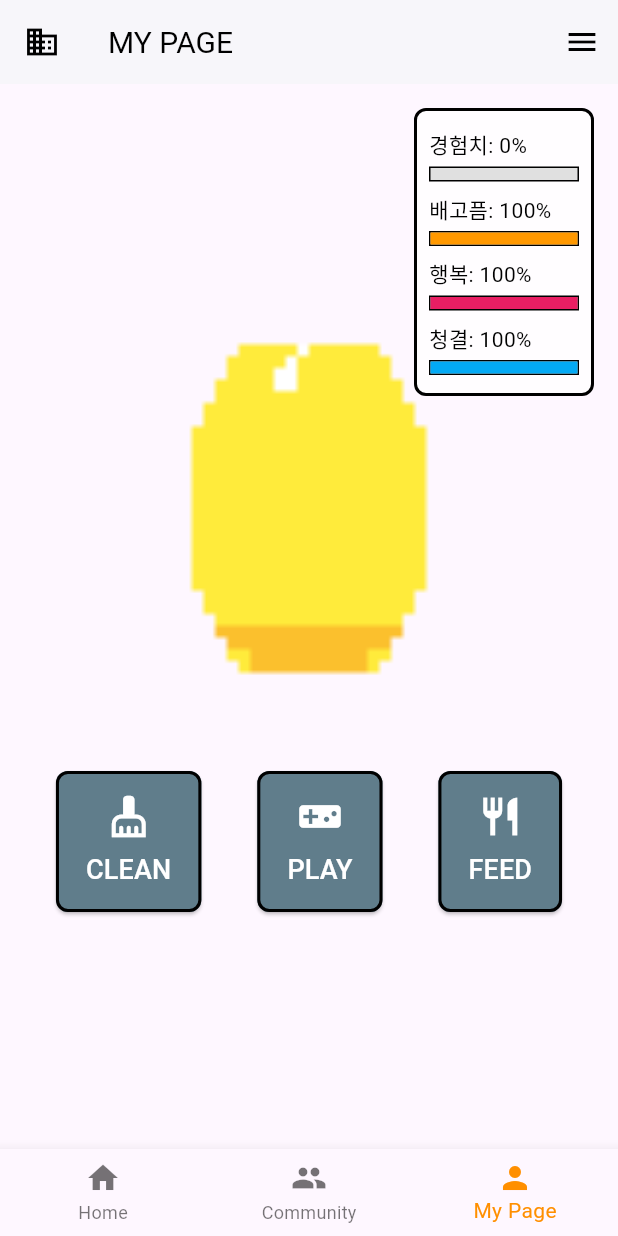
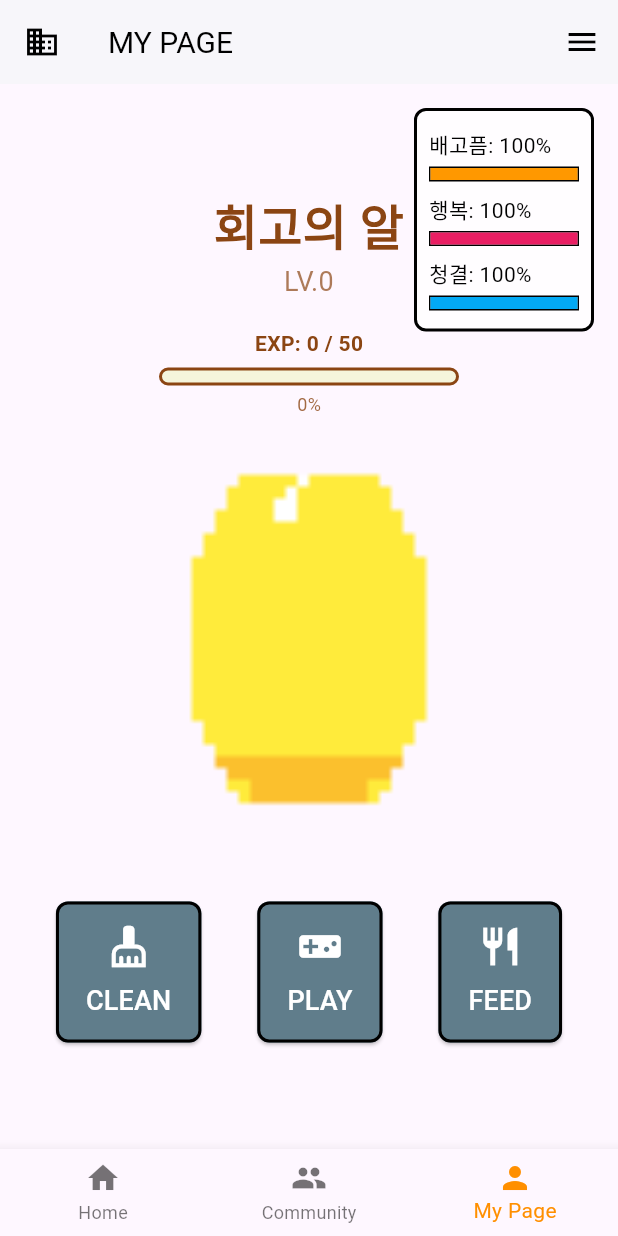
Before and after one commit to SilSo-communityFromFailToOvercome/silso_dev_toyproject, a Flutter app: the MyPageScreen screen opened directly, on a phone screen of 412 x 824 dp. Run offline on Flutter 3.47's test engine with Material 3 defaults, Android fonts, the phone set to English and light mode, and no system bars; our stand-ins replace cloud_firestore, firebase_auth, firebase_core, flutter_riverpod, google_fonts, table_calendar; accounts and stored records are empty.

Commit message:
feat: Implement unlimited leveling system with pet naming and optimized UI
- Add pet naming screen for new users with pixel art theme
- Implement unlimited leveling system based on GAME_DETAIL.md specifications
- Update experience calculation: Level 0→1: 50 XP, Level N→N+1: (N+1)*50 XP
- Add XP reset and carryover on level up with excess XP handling
- Remove experience bar from status panel, add below pet name
- Support pet images up to level 6 with graceful fallback for higher levels
- Move pet name display to main content with large pixelated font
- Integrate UserChecker for seamless new user flow (signup → naming → MyPage)
- Add updatePetName method with Firebase sync

🤖 Generated with [Claude Code](https://claude.ai/code)

Co-Authored-By: Claude <noreply@anthropic.com>

```diff
--- a/lib/screens/auth/auth_wrapper.dart
+++ b/lib/screens/auth/auth_wrapper.dart
@@ -1,7 +1,7 @@
 import 'package:firebase_auth/firebase_auth.dart';
 import 'package:flutter/material.dart';
 import 'package:flutter_riverpod/flutter_riverpod.dart';
-import '../../screens/my_page.dart';
+import '../user_checker.dart';
 import 'sign_in_screen.dart';
 import 'sign_up_screen.dart';
 
@@ -19,7 +19,7 @@ class AuthWrapper extends ConsumerWidget {
     return authState.when(
       data: (user) {
         if (user != null) {
-          return const MyPageScreen();
+          return const UserChecker();
         }
         return const AuthScreen();
       },
--- a/lib/screens/my_page.dart
+++ b/lib/screens/my_page.dart
@@ -1,6 +1,7 @@
 // lib/screens/my_page.dart
 import 'package:flutter/material.dart';
 import 'package:flutter_riverpod/flutter_riverpod.dart';
+import 'package:google_fonts/google_fonts.dart';
 import '../providers/pet_notifier.dart'; // PetNotifierProvider 임포트
 import './clean_page.dart';
 import './play_page.dart';
@@ -20,9 +21,90 @@ class MyPageScreen extends ConsumerWidget {
         return 'assets/images/egg_state2.png'; // 부화 직전 알
       case 3:
         return 'assets/images/egg_state3.png'; // 새끼 펫
+      case 4:
+        return 'assets/images/egg_state4.png'; // 성장한 펫
+      case 5:
+        return 'assets/images/egg_state5.png'; // 더 성장한 펫
+      case 6:
+        return 'assets/images/egg_state6.png'; // 완전히 성장한 펫
       default:
-        return 'assets/images/egg_state0.png';
+        // 레벨 7 이상은 최고 상태 이미지 사용
+        return 'assets/images/egg_state6.png'; // 최고 성장 상태 (레벨 7+)
     }
+  }
+
+  // 경험치 계산 헬퍼 메서드 (GAME_DETAIL.md 기준)
+  Map<String, int> _calculateExperience(int currentExp, int level) {
+    // Formula: XP_Required_for_Next_Level = Current_Level * Base_XP_Multiplier
+    const int baseXpMultiplier = 50;
+
+    // Level 0는 특별 케이스 (첫 번째 레벨업까지 50 XP)
+    int requiredForNextLevel = (level == 0) ? 50 : (level + 1) * baseXpMultiplier;
+
+    // 현재 레벨에서의 진행도 계산
+    int currentLevelExp = currentExp;
+    int percentage = ((currentLevelExp / requiredForNextLevel) * 100).round().clamp(0, 100);
+
+    return {
+      'current': currentLevelExp,
+      'required': requiredForNextLevel,
+      'percentage': percentage,
+    };
+  }
+
+  // 경험치 바 위젯
+  Widget _buildExperienceBar(int totalExp, int level) {
+    final expData = _calculateExperience(totalExp, level);
+    final current = expData['current']!;
+    final required = expData['required']!;
+    final percentage = expData['percentage']!;
+
+    return Container(
+      width: 200,
+      padding: const EdgeInsets.symmetric(vertical: 8),
+      child: Column(
+        children: [
+          // EXP 텍스트 정보
+          Text(
+            'EXP: $current / $required',
+            style: GoogleFonts.pixelifySans(
+              fontSize: 14,
+              color: const Color(0xFF8B4513),
+              fontWeight: FontWeight.bold,
+            ),
+          ),
+          const SizedBox(height: 6),
+          // 경험치 바
+          Container(
+            height: 12,
+            decoration: BoxDecoration(
+              border: Border.all(color: const Color(0xFF8B4513), width: 2),
+              borderRadius: BorderRadius.circular(6),
+              color: const Color(0xFFF5F5DC), // 베이지 배경
+            ),
+            child: ClipRRect(
+              borderRadius: BorderRadius.circular(4),
+              child: LinearProgressIndicator(
+                value: percentage / 100,
+                backgroundColor: Colors.transparent,
+                valueColor: const AlwaysStoppedAnimation<Color>(
+                  Color(0xFF32CD32), // 라임 그린 (레벨 제한 없음)
+                ),
+              ),
+            ),
+          ),
+          const SizedBox(height: 4),
+          // 퍼센티지 표시
+          Text(
+            '$percentage%',
+            style: GoogleFonts.pixelifySans(
+              fontSize: 12,
+              color: const Color(0xFF8B4513).withValues(alpha: 0.8),
+            ),
+          ),
+        ],
+      ),
+    );
   }
 
   // 펫 상태 스케일 바 위젯
@@ -80,6 +162,28 @@ class MyPageScreen extends ConsumerWidget {
             child: Column(
               mainAxisAlignment: MainAxisAlignment.center,
               children: [
+                // 펫 이름 표시 (큰 픽셀 폰트)
+                Text(
+                  pet.name,
+                  style: GoogleFonts.pixelifySans(
+                    fontSize: 32,
+                    fontWeight: FontWeight.bold,
+                    color: const Color(0xFF8B4513),
+                  ),
+                  textAlign: TextAlign.center,
+                ),
+                Text(
+                  'LV.${pet.growthStage}',
+                  style: GoogleFonts.pixelifySans(
+                    fontSize: 18,
+                    color: const Color(0xFF8B4513).withValues(alpha: 0.7),
+                  ),
+                  textAlign: TextAlign.center,
+                ),
+                const SizedBox(height: 10),
+                // 경험치 바 추가
+                _buildExperienceBar(pet.experience, pet.growthStage),
+                const SizedBox(height: 15),
                 // 펫 이미지 표시 (곽곽 담당)
                 AnimatedSwitcher(
                   duration: const Duration(milliseconds: 300),
@@ -145,14 +249,13 @@ class MyPageScreen extends ConsumerWidget {
             child: Container(
               padding: const EdgeInsets.all(8),
               decoration: BoxDecoration(
-                color: Colors.white.withOpacity(0.8),
+                color: Colors.white.withValues(alpha: 0.8),
                 border: Border.all(color: Colors.black, width: 2),
                 borderRadius: BorderRadius.circular(8),
               ),
               child: Column(
                 crossAxisAlignment: CrossAxisAlignment.start,
                 children: [
-                  _buildStatusScaleBar('경험치', pet.experience, Colors.purple),
                   _buildStatusScaleBar('배고픔', pet.hunger, Colors.orange),
                   _buildStatusScaleBar('행복', pet.happiness, Colors.pink),
                   _buildStatusScaleBar('청결', pet.cleanliness, Colors.lightBlue),
--- a/pubspec.yaml
+++ b/pubspec.yaml
@@ -70,6 +70,9 @@ flutter:
     - assets/images/egg_state1.png
     - assets/images/egg_state2.png
     - assets/images/egg_state3.png
+    - assets/images/egg_state4.png
+    - assets/images/egg_state5.png
+    - assets/images/egg_state6.png
 
   # An image asset can refer to one or more resolution-specific "variants", see
   # https://flutter.dev/to/resolution-aware-images
```
Also changed, not shown: lib/providers/pet_notifier.dart (+41 -10 lines), lib/screens/pet_naming_screen.dart (added, +182 -0 lines), lib/screens/user_checker.dart (added, +49 -0 lines).
